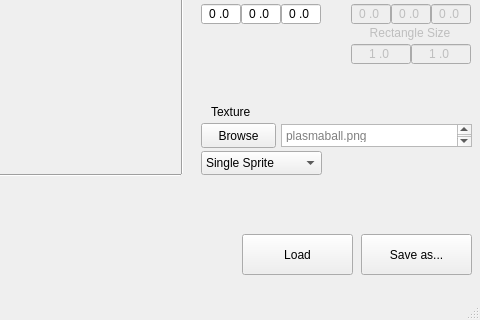
Before: the Qt Designer form TA_ParticleEditor/TA_ParticleEditor/particleeditor.ui in Stureplan/TA_ParticleEditor, drawn with Qt 5; both pictures show x 469 to 949 and y 333 to 653 of the 949 by 653 pixel window.
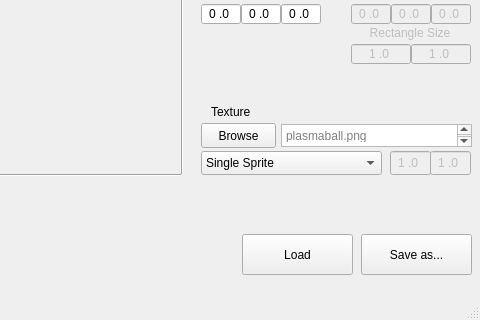
After: the same form once the commit is applied. Custom widgets are drawn as their Qt base class.

```diff
--- a/TA_ParticleEditor/TA_ParticleEditor/particleeditor.ui
+++ b/TA_ParticleEditor/TA_ParticleEditor/particleeditor.ui
@@ -970,7 +970,7 @@
      <rect>
       <x>670</x>
       <y>467</y>
-      <width>121</width>
+      <width>181</width>
       <height>24</height>
      </rect>
     </property>
@@ -991,6 +991,63 @@
      </property>
     </item>
    </widget>
+   <widget class="QWidget" name="spriteSheetWidget" native="true">
+    <property name="enabled">
+     <bool>false</bool>
+    </property>
+    <property name="geometry">
+     <rect>
+      <x>859</x>
+      <y>467</y>
+      <width>81</width>
+      <height>24</height>
+     </rect>
+    </property>
+    <widget class="QLineEdit" name="spriteSheetColumns">
+     <property name="geometry">
+      <rect>
+       <x>0</x>
+       <y>0</y>
+       <width>41</width>
+       <height>24</height>
+      </rect>
+     </property>
+     <property name="inputMask">
+      <string>#0\.00</string>
+     </property>
+     <property name="text">
+      <string>1.0</string>
+     </property>
+     <property name="alignment">
+      <set>Qt::AlignCenter</set>
+     </property>
+     <property name="placeholderText">
+      <string>0.0</string>
+     </property>
+    </widget>
+    <widget class="QLineEdit" name="spriteSheetRows">
+     <property name="geometry">
+      <rect>
+       <x>40</x>
+       <y>0</y>
+       <width>41</width>
+       <height>24</height>
+      </rect>
+     </property>
+     <property name="inputMask">
+      <string>#0\.00</string>
+     </property>
+     <property name="text">
+      <string>1.0</string>
+     </property>
+     <property name="alignment">
+      <set>Qt::AlignCenter</set>
+     </property>
+     <property name="placeholderText">
+      <string>0.0</string>
+     </property>
+    </widget>
+   </widget>
   </widget>
   <widget class="QMenuBar" name="menuBar">
    <property name="geometry">
```
